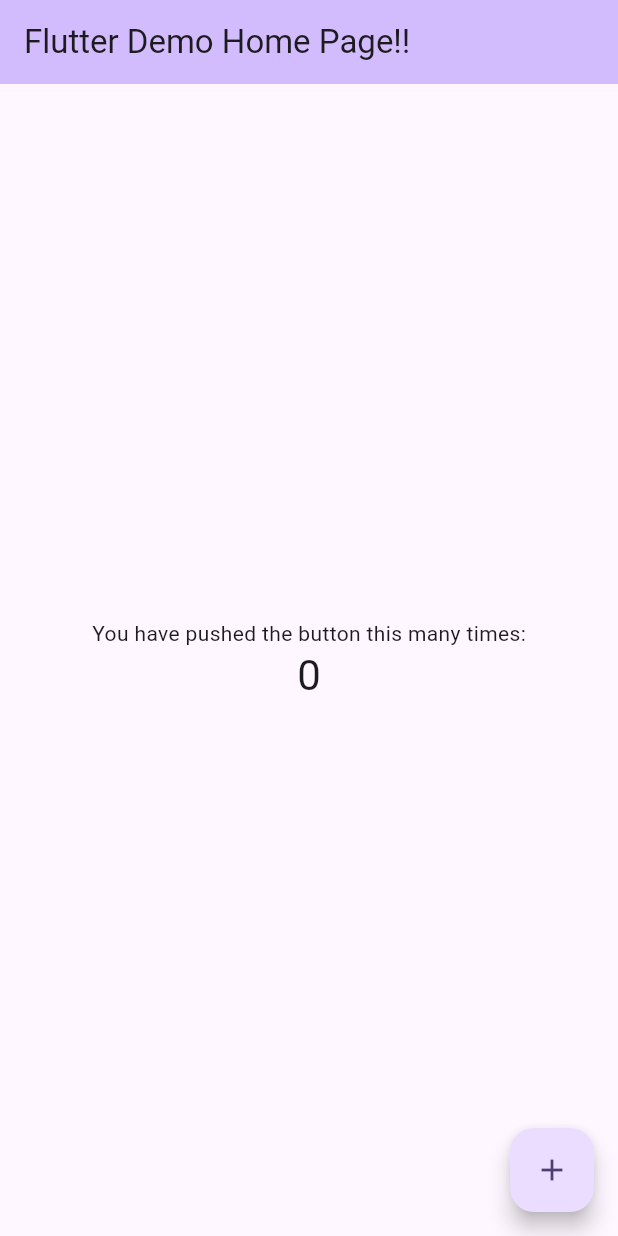
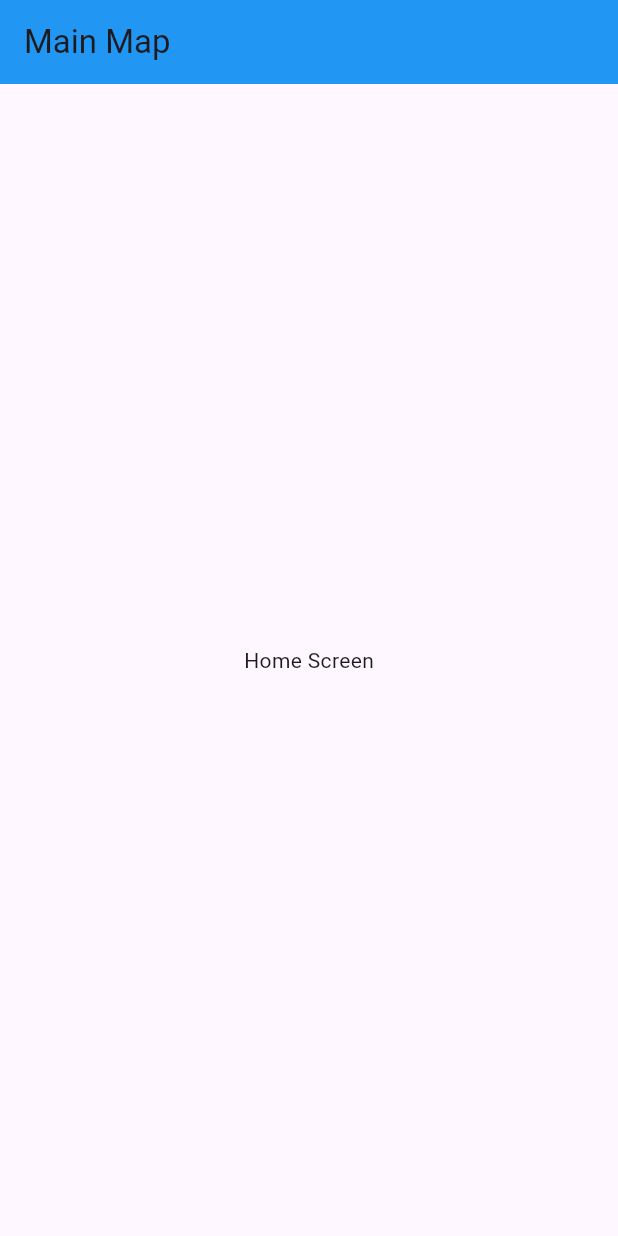
Before and after one commit to Augustkim-dev/accu_map_utils_project, a Flutter app: the screen it shows after launch, on a phone screen of 412 x 824 dp. Run offline on Flutter 3.47's test engine with Material 2 defaults, Android fonts, the phone set to English and light mode, and no system bars.

Commit message:
기본 프로젝트 설정 및 패키지 추가

```diff
--- /dev/null
+++ b/lib/home/view/home_screen.dart
@@ -0,0 +1,15 @@
+import 'package:flutter/material.dart';
+
+class HomeScreen extends StatelessWidget {
+  const HomeScreen({super.key});
+
+  @override
+  Widget build(BuildContext context) {
+    return SafeArea(
+      child: Scaffold(
+        appBar: AppBar(title: Text('Main Map'), backgroundColor: Colors.blue,),
+        body: Center(child: Text('Home Screen')),
+      ),
+    );
+  }
+}
--- a/lib/main.dart
+++ b/lib/main.dart
@@ -1,3 +1,4 @@
+import 'package:accu_map_utils_project/home/view/home_screen.dart';
 import 'package:flutter/material.dart';
 
 void main() {
@@ -31,7 +32,8 @@
         colorScheme: ColorScheme.fromSeed(seedColor: Colors.deepPurple),
         useMaterial3: true,
       ),
-      home: const MyHomePage(title: 'Flutter Demo Home Page!!'),
+      // home: const MyHomePage(title: 'Flutter Demo Home Page!!'),
+      home: HomeScreen(),
     );
   }
 }
--- a/pubspec.yaml
+++ b/pubspec.yaml
@@ -35,6 +35,8 @@
   # The following adds the Cupertino Icons font to your application.
   # Use with the CupertinoIcons class for iOS style icons.
   cupertino_icons: ^1.0.2
+  google_maps_flutter: ^2.5.0
+  geolocator: ^10.1.0
 
 dev_dependencies:
   flutter_test:
```
Also changed, not shown: pubspec.lock, 9 other files.
